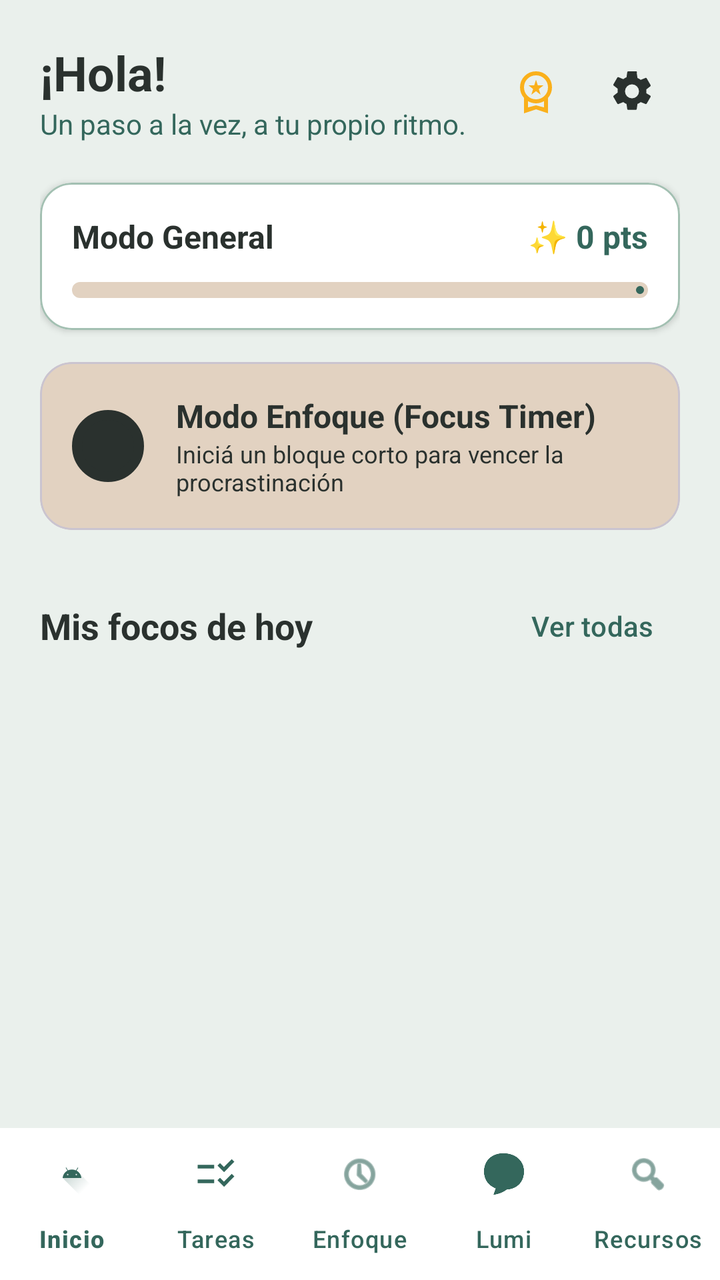
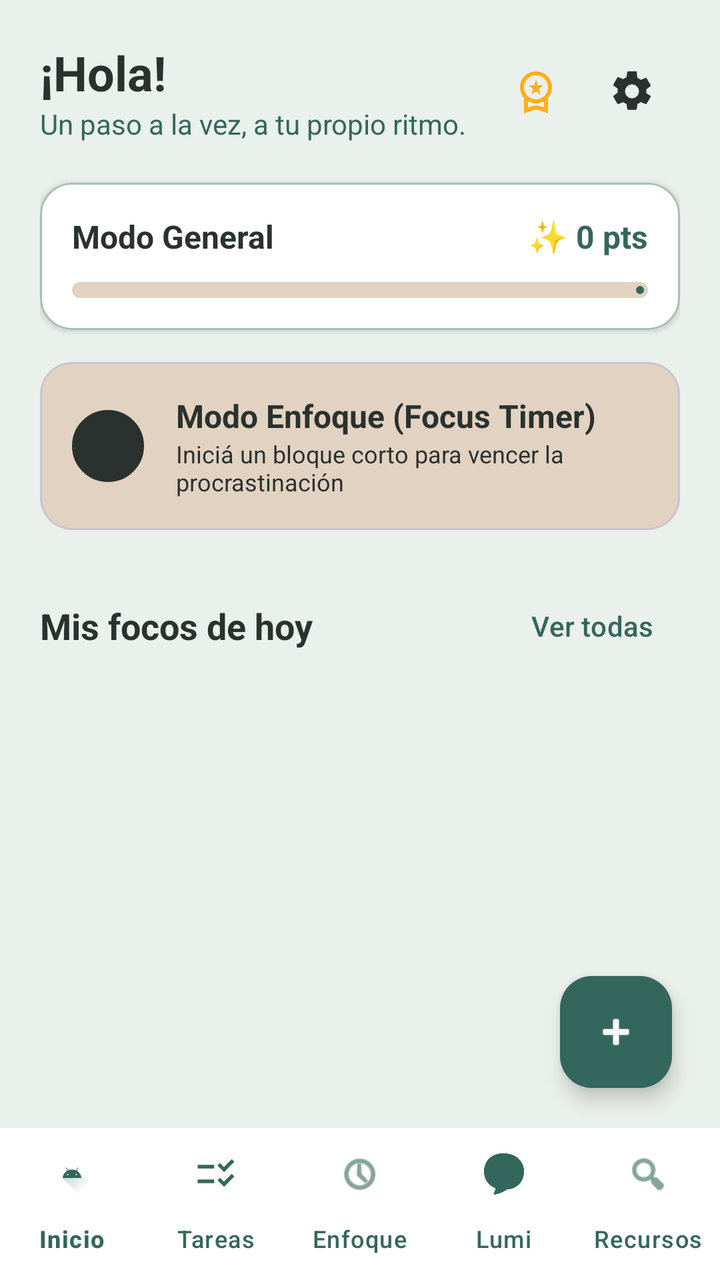

Two renders of the same Android screen: before a commit and after it. Below are the layout's source before the change and the commit's diff.
<!-- AndroidManifest.xml: application theme Theme.Clarity -->
<!-- res/layout/activity_main.xml -->
<?xml version="1.0" encoding="utf-8"?>
<androidx.coordinatorlayout.widget.CoordinatorLayout
    xmlns:android="http://schemas.android.com/apk/res/android"
    xmlns:app="http://schemas.android.com/apk/res-auto"
    android:layout_width="match_parent"
    android:layout_height="match_parent"
    android:background="@color/fondo_app">

    

    <androidx.core.widget.NestedScrollView
        android:id="@+id/scrollInicio"
        android:layout_width="match_parent"
        android:layout_height="match_parent"
        android:layout_marginBottom="76dp"
        android:clipToPadding="false"
        android:fillViewport="true">

        <LinearLayout
            android:layout_width="match_parent"
            android:layout_height="wrap_content"
            android:orientation="vertical"
            android:padding="20dp">

            

            <LinearLayout
                android:layout_width="match_parent"
                android:layout_height="wrap_content"
                android:gravity="center_vertical"
                android:orientation="horizontal">

                <LinearLayout
                    android:layout_width="0dp"
                    android:layout_height="wrap_content"
                    android:layout_weight="1"
                    android:orientation="vertical">

                    <TextView
                        android:id="@+id/tvSaludoUsuario"
                        android:layout_width="wrap_content"
                        android:layout_height="wrap_content"
                        android:text="¡Hola!"
                        android:textColor="@color/gris_texto"
                        android:textSize="24sp"
                        android:textStyle="bold" />

                    <TextView
                        android:id="@+id/tvMensajeMotivacional"
                        android:layout_width="wrap_content"
                        android:layout_height="wrap_content"
                        android:text="Un paso a la vez, a tu propio ritmo."
                        android:textColor="@color/verde_principal"
                        android:textSize="14sp" />

                </LinearLayout>

                <ImageButton
                    android:id="@+id/btnAbrirLogros"
                    android:layout_width="48dp"
                    android:layout_height="48dp"
                    android:background="?attr/selectableItemBackgroundBorderless"
                    android:contentDescription="Logros y progreso"
                    android:src="@drawable/ic_logros"
                    android:clickable="true"
                    android:focusable="true" />

                <ImageButton
                    android:id="@+id/btnAbrirAjustes"
                    android:layout_width="48dp"
                    android:layout_height="48dp"
                    android:background="?attr/selectableItemBackgroundBorderless"
                    android:contentDescription="Ajustes y accesibilidad"
                    android:src="@drawable/ic_settings"
                    app:tint="@color/gris_texto" />

            </LinearLayout>

            
            
            

            <LinearLayout
                android:id="@+id/panelGeneral"
                android:layout_width="match_parent"
                android:layout_height="wrap_content"
                android:orientation="vertical"
                android:visibility="visible">

                

                <com.google.android.material.card.MaterialCardView
                    android:layout_width="match_parent"
                    android:layout_height="wrap_content"
                    android:layout_marginTop="20dp"
                    app:cardBackgroundColor="@color/blanco_superficie"
                    app:cardCornerRadius="16dp"
                    app:cardElevation="2dp"
                    app:strokeColor="@color/verde_secundario"
                    app:strokeWidth="1dp">

                    <LinearLayout
                        android:layout_width="match_parent"
                        android:layout_height="wrap_content"
                        android:orientation="vertical"
                        android:padding="16dp">

                        <LinearLayout
                            android:layout_width="match_parent"
                            android:layout_height="wrap_content"
                            android:gravity="center_vertical"
                            android:orientation="horizontal">

                            <TextView
                                android:id="@+id/tvNivelUsuario"
                                android:layout_width="0dp"
                                android:layout_height="wrap_content"
                                android:layout_weight="1"
                                android:text="Modo General"
                                android:textColor="@color/gris_texto"
                                android:textSize="16sp"
                                android:textStyle="bold" />

                            <TextView
                                android:id="@+id/tvPuntosTotales"
                                android:layout_width="wrap_content"
                                android:layout_height="wrap_content"
                                android:text="✨ 0 pts"
                                android:textColor="@color/verde_principal"
                                android:textSize="16sp"
                                android:textStyle="bold" />

                        </LinearLayout>

                        <com.google.android.material.progressindicator.LinearProgressIndicator
                            android:id="@+id/progresoNivel"
                            android:layout_width="match_parent"
                            android:layout_height="wrap_content"
                            android:layout_marginTop="12dp"
                            android:indeterminate="false"
                            android:max="100"
                            android:progress="25"
                            app:indicatorColor="@color/verde_principal"
                            app:trackColor="@color/arena_decorativo"
                            app:trackCornerRadius="8dp"
                            app:trackThickness="8dp" />

                    </LinearLayout>

                </com.google.android.material.card.MaterialCardView>

                

                <com.google.android.material.card.MaterialCardView
                    android:id="@+id/cardFocusRapido"
                    android:layout_width="match_parent"
                    android:layout_height="wrap_content"
                    android:layout_marginTop="16dp"
                    android:clickable="true"
                    android:focusable="true"
                    app:cardBackgroundColor="@color/arena_decorativo"
                    app:cardCornerRadius="16dp"
                    app:cardElevation="1dp">

                    <LinearLayout
                        android:layout_width="match_parent"
                        android:layout_height="wrap_content"
                        android:gravity="center_vertical"
                        android:orientation="horizontal"
                        android:padding="16dp">

                        <ImageView
                            android:layout_width="36dp"
                            android:layout_height="36dp"
                            android:contentDescription="Temporizador de enfoque"
                            android:src="@drawable/ic_temporizador"
                            app:tint="@color/gris_texto" />

                        <LinearLayout
                            android:layout_width="0dp"
                            android:layout_height="wrap_content"
                            android:layout_marginStart="16dp"
                            android:layout_weight="1"
                            android:orientation="vertical">

                            <TextView
                                android:layout_width="wrap_content"
                                android:layout_height="wrap_content"
                                android:text="Modo Enfoque (Focus Timer)"
                                android:textColor="@color/gris_texto"
                                android:textSize="16sp"
                                android:textStyle="bold" />

                            <TextView
                                android:layout_width="wrap_content"
                                android:layout_height="wrap_content"
                                android:text="Iniciá un bloque corto para vencer la procrastinación"
                                android:textColor="@color/gris_texto"
                                android:textSize="12sp" />

                        </LinearLayout>

                    </LinearLayout>

                </com.google.android.material.card.MaterialCardView>

                
                <LinearLayout
                    android:layout_width="match_parent"
                    android:layout_height="wrap_content"
                    android:orientation="horizontal"
                    android:gravity="center_vertical"
                    android:layout_marginTop="24dp"
                    android:layout_marginBottom="12dp">

                <TextView
                    android:layout_width="0dp"
                    android:layout_height="wrap_content"
                    android:layout_weight="1"
                    android:text="Mis focos de hoy"
                    android:textColor="@color/gris_texto"
                    android:textSize="18sp"
                    android:textStyle="bold" />

                    <com.google.android.material.button.MaterialButton
                        android:id="@+id/btnVerTodasTareas"
                        style="@style/Widget.Material3.Button.TextButton"
                        android:layout_width="wrap_content"
                        android:layout_height="wrap_content"
                        android:text="Ver todas"
                        android:textColor="@color/verde_principal"
                        android:textSize="14sp" />

                    </LinearLayout>


                

                <androidx.recyclerview.widget.RecyclerView
                    android:id="@+id/rvTareasHoy"
                    android:layout_width="match_parent"
                    android:layout_height="wrap_content"
                    android:nestedScrollingEnabled="false" />

                

                <TextView
                    android:id="@+id/tvSinTareas"
                    android:layout_width="match_parent"
                    android:layout_height="wrap_content"
                    android:gravity="center"
                    android:padding="24dp"
                    android:text="¡Todo despejado por hoy! 🎉&#10;Disfrutá tu descanso o agregá una nueva tarea."
                    android:textColor="@color/gris_texto"
                    android:textSize="14sp"
                    android:visibility="gone" />

            </LinearLayout>

            
            
            

            <LinearLayout
                android:id="@+id/panelParental"
                android:layout_width="match_parent"
                android:layout_height="wrap_content"
                android:layout_marginTop="20dp"
                android:orientation="vertical"
                android:visibility="gone">

                

                <TextView
                    android:layout_width="match_parent"
                    android:layout_height="wrap_content"
                    android:text="Panel Parental"
                    android:textColor="@color/verde_principal"
                    android:textSize="22sp"
                    android:textStyle="bold"
                    android:layout_marginBottom="12dp" />

                

                <com.google.android.material.card.MaterialCardView
                    android:layout_width="match_parent"
                    android:layout_height="wrap_content"
                    app:cardBackgroundColor="@color/blanco_superficie"
                    app:cardCornerRadius="16dp"
                    app:cardElevation="2dp"
                    app:strokeColor="@color/verde_secundario"
                    app:strokeWidth="1dp">

                    <LinearLayout
                        android:layout_width="match_parent"
                        android:layout_height="wrap_content"
                        android:orientation="vertical"
                        android:padding="20dp">

                        <TextView
                            android:layout_width="match_parent"
                            android:layout_height="wrap_content"
                            android:text="Gestión del menor"
                            android:textColor="@color/gris_texto"
                            android:textSize="18sp"
                            android:textStyle="bold" />

                        <TextView
                            android:layout_width="match_parent"
                            android:layout_height="wrap_content"
                            android:layout_marginTop="10dp"
                            android:text="Desde este espacio podrás crear un perfil para el menor, organizar sus tareas y acompañar su progreso."
                            android:textColor="@color/gris_texto"
                            android:textSize="15sp"
                            android:lineSpacingExtra="4dp" />

                        <Button
                            android:id="@+id/btnAdministrarMenores"
                            android:layout_width="match_parent"
                            android:layout_height="wrap_content"
                            android:layout_marginTop="16dp"
                            android:text="Administrar perfiles de menores"
                            android:backgroundTint="@color/verde_principal"
                            android:textColor="@color/blanco_superficie" />

                    </LinearLayout>

                </com.google.android.material.card.MaterialCardView>

            </LinearLayout>

        </LinearLayout>

    </androidx.core.widget.NestedScrollView>

    

    <com.google.android.material.bottomnavigation.BottomNavigationView
        android:id="@+id/bottomNavigationView"
        android:layout_width="match_parent"
        android:layout_height="76dp"
        android:layout_gravity="bottom"
        android:background="@color/blanco_superficie"
        android:elevation="8dp"
        app:itemHorizontalTranslationEnabled="false"
        app:itemIconSize="22dp"
        app:itemIconTint="@color/verde_principal"
        app:itemTextColor="@color/verde_principal"
        app:labelVisibilityMode="labeled"
        app:menu="@menu/menu_bottom_navigation" />

</androidx.coordinatorlayout.widget.CoordinatorLayout>
<!-- resources referenced by this layout -->
<resources>
  <color name="arena_decorativo">#E2D2C1</color>
  <color name="blanco_superficie">#FFFFFF</color>
  <color name="fondo_app">#EAF0EC</color>
  <color name="gris_texto">#2A312E</color>
  <color name="verde_principal">#34675C</color>
  <color name="verde_secundario">#A3C0B2</color>
  <!-- drawable ic_logros (drawable) -->
  <vector xmlns:android="http://schemas.android.com/apk/res/android" android:height="24dp" android:tint="#FAB01B" android:viewportHeight="960" android:viewportWidth="960" android:width="24dp">
        
      <path android:fillColor="@android:color/white" android:pathData="M387,548L422,434L330,360L444,360L480,248L516,360L630,360L537,434L572,548L480,477L387,548ZM240,920L240,611Q202,569 181,515Q160,461 160,400Q160,266 253,173Q346,80 480,80Q614,80 707,173Q800,266 800,400Q800,461 779,515Q758,569 720,611L720,920L480,840L240,920ZM650,570Q720,500 720,400Q720,300 650,230Q580,160 480,160Q380,160 310,230Q240,300 240,400Q240,500 310,570Q380,640 480,640Q580,640 650,570ZM320,801L480,760L640,801L640,677Q605,697 564.5,708.5Q524,720 480,720Q436,720 395.5,708.5Q355,697 320,677L320,801ZM480,739L480,739Q480,739 480,739Q480,739 480,739Q480,739 480,739Q480,739 480,739L480,739L480,739Z"/>
      
  </vector>
  <!-- drawable ic_settings (drawable) -->
  <?xml version="1.0" encoding="utf-8"?>
  <vector xmlns:android="http://schemas.android.com/apk/res/android"
      android:width="24dp"
      android:height="24dp"
      android:viewportWidth="24"
      android:viewportHeight="24">
  
      <path
          android:fillColor="#34675C"
          android:pathData="M19.14,12.94c0.04,-0.31 0.06,-0.62 0.06,-0.94s-0.02,-0.63 -0.07,-0.94l2.03,-1.58a0.5,0.5 0,0 0,0.12 -0.64l-1.92,-3.32a0.5,0.5 0,0 0,-0.61 -0.22l-2.39,0.96a7.1,7.1 0,0 0,-1.63 -0.94l-0.36,-2.54A0.49,0.49 0,0 0,13.88 2h-3.76a0.49,0.49 0,0 0,-0.49 0.42L9.27,4.96a7.1,7.1 0,0 0,-1.63 0.94L5.25,4.94a0.5,0.5 0,0 0,-0.61 0.22L2.72,8.48a0.5,0.5 0,0 0,0.12 0.64l2.03,1.58c-0.05,0.31 -0.07,0.62 -0.07,0.94s0.02,0.63 0.07,0.94l-2.03,1.58a0.5,0.5 0,0 0,-0.12 0.64l1.92,3.32a0.5,0.5 0,0 0,0.61 0.22l2.39,-0.96c0.5,0.39 1.05,0.71 1.63,0.94l0.36,2.54a0.49,0.49 0,0 0,0.49 0.42h3.76a0.49,0.49 0,0 0,0.49 -0.42l0.36,-2.54a7.1,7.1 0,0 0,1.63 -0.94l2.39,0.96a0.5,0.5 0,0 0,0.61 -0.22l1.92,-3.32a0.5,0.5 0,0 0,-0.12 -0.64zM12,15.5a3.5,3.5 0,1 1,0 -7,3.5 3.5,0 0,1 0,7z" />
  </vector>
  <!-- drawable ic_temporizador (drawable) -->
  <?xml version="1.0" encoding="utf-8"?>
  <shape xmlns:android="http://schemas.android.com/apk/res/android"
      android:shape="oval">
  
      <solid android:color="@color/fondo_app" />
  
      <stroke
          android:width="5dp"
          android:color="@color/verde_secundario" />
  
  </shape>
  <style name="Theme.Clarity" parent="Base.Theme.Clarity" />
  <style name="Base.Theme.Clarity" parent="Theme.Material3.DayNight.NoActionBar">
          
          
      </style>
</resources>

<!-- the commit's change to res/layout/activity_main.xml (unified diff, before → after) -->
@@ -332,6 +332,20 @@
         </LinearLayout>
 
     </androidx.core.widget.NestedScrollView>
+
+    
+
+    <com.google.android.material.floatingactionbutton.FloatingActionButton
+        android:id="@+id/fabAgregarTareaInicio"
+        android:layout_width="wrap_content"
+        android:layout_height="wrap_content"
+        android:layout_gravity="bottom|end"
+        android:layout_marginEnd="24dp"
+        android:layout_marginBottom="96dp"
+        android:contentDescription="Nueva tarea"
+        android:src="@android:drawable/ic_input_add"
+        app:backgroundTint="@color/verde_principal"
+        app:tint="#FFFFFF" />
 
     
 
